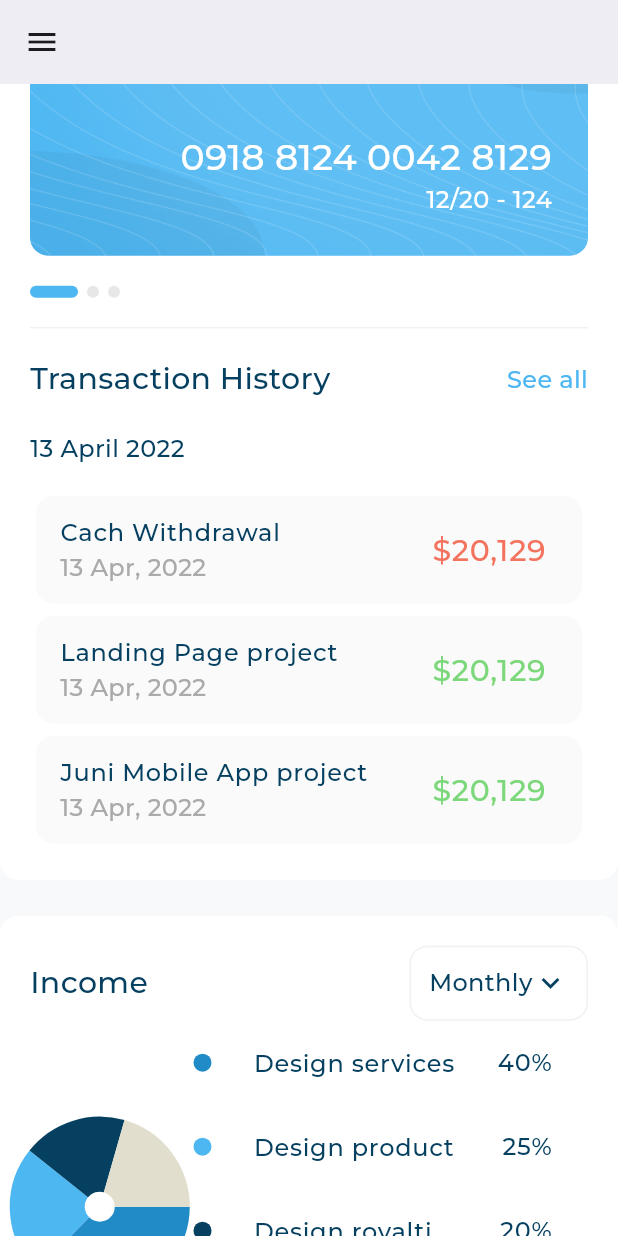
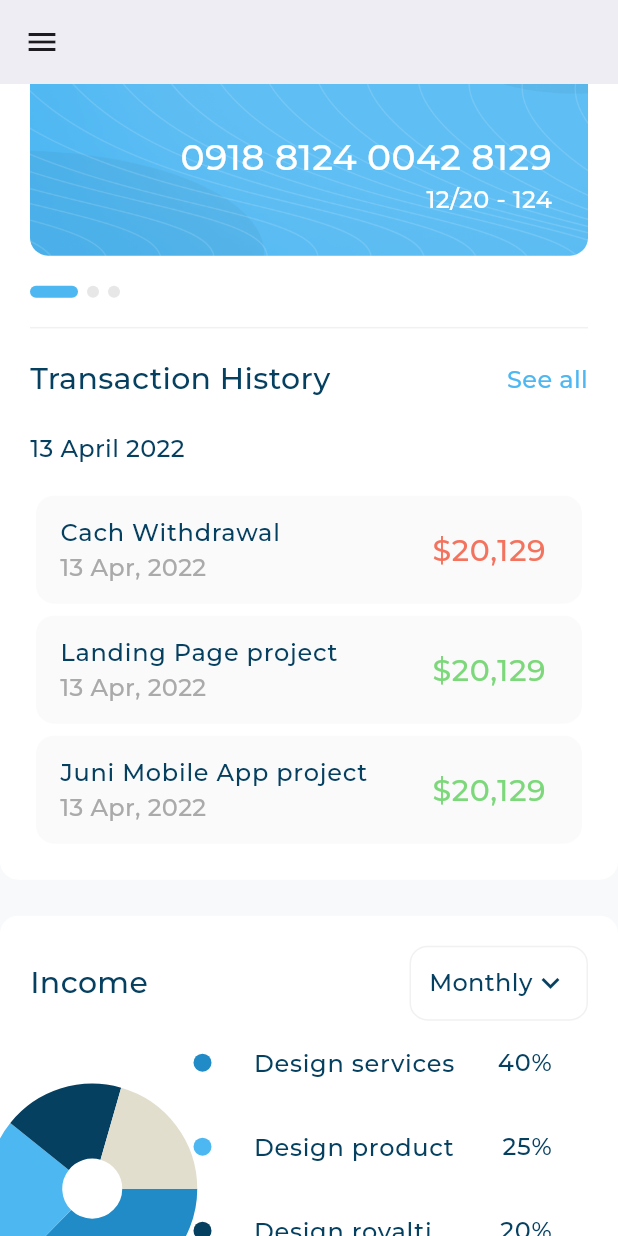
Before and after one commit to mohamdelbehairy/responsive_dash_board, a Flutter app: the screen it shows after launch, scrolled down 1152 dp, on a phone screen of 412 x 824 dp. Run offline on Flutter 3.47's test engine with Material 3 defaults, Android fonts, the phone set to English and light mode, and no system bars; drawn by our look-alikes of expandable_page_view, fl_chart; our stand-ins replace flutter_svg; project files that could hold a hidden picture were left out.

Commit message:
responsive desktop layout part two

```diff
--- a/lib/widgets/dashboard_desktop_layout.dart
+++ b/lib/widgets/dashboard_desktop_layout.dart
@@ -34,7 +34,6 @@ class DashBoardDesktopLayout extends StatelessWidget {
                           padding: EdgeInsets.only(top: 40),
                           child: Column(
                             children: [
-                              SizedBox(height: 40),
                               MyCardAndTranscationHistorySection(),
                               SizedBox(height: 24),
                               Expanded(child: IncomeSection()),
--- a/lib/widgets/income_chart.dart
+++ b/lib/widgets/income_chart.dart
@@ -18,7 +18,7 @@ class _IncomeChartState extends State<IncomeChart> {
   PieChartData getChartData() {
     return PieChartData(
       sectionsSpace: 0.0,
-      centerSpaceRadius: 10,
+      centerSpaceRadius: 20,
       pieTouchData: PieTouchData(
           enabled: true,
           touchCallback: (flTouchEvent, pieTouchResponse) {
--- a/lib/widgets/income_details.dart
+++ b/lib/widgets/income_details.dart
@@ -18,11 +18,7 @@ class IncomeDetails extends StatelessWidget {
 
   @override
   Widget build(BuildContext context) {
-    return ListView.builder(
-        shrinkWrap: true,
-        itemCount: items.length,
-        itemBuilder: (context, index) {
-          return ItemsDetails(itemDetailsModel: items[index]);
-        });
+    return Column(
+        children: items.map((e) => ItemsDetails(itemDetailsModel: e)).toList());
   }
 }
--- a/lib/widgets/income_section.dart
+++ b/lib/widgets/income_section.dart
@@ -21,7 +21,7 @@ class IncomeSection extends StatelessWidget {
           children: [
             Expanded(
                 child: Padding(
-                    padding: EdgeInsets.only(top: 24), child: IncomeChart())),
+                    padding: EdgeInsets.only(right: 10), child: IncomeChart())),
             Expanded(flex: 3, child: IncomeDetails())
           ],
         )
--- a/lib/widgets/transction_history_list_view.dart
+++ b/lib/widgets/transction_history_list_view.dart
@@ -25,11 +25,8 @@ class TransctionHistoryListView extends StatelessWidget {
 
   @override
   Widget build(BuildContext context) {
-    return ListView.builder(
-        shrinkWrap: true,
-        itemCount: items.length,
-        itemBuilder: (context, index) {
-          return TransctionItem(transctionModel: items[index]);
-        });
+    return Column(
+        children:
+            items.map((e) => TransctionItem(transctionModel: e)).toList());
   }
 }
```
